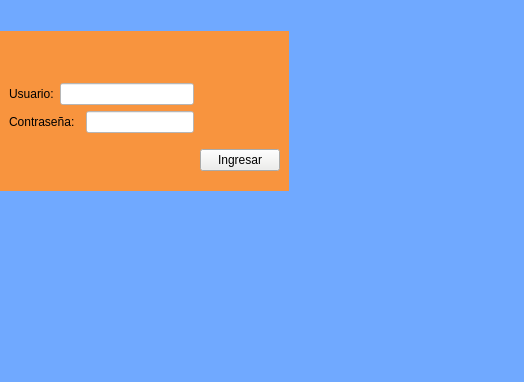
First picture: the form in prueba01/mainwindow.ui, repository khr1s25/ProyectoThelma, before the edit; both pictures show x 276 to 800 and y 218 to 600 of the 800 by 600 pixel window.
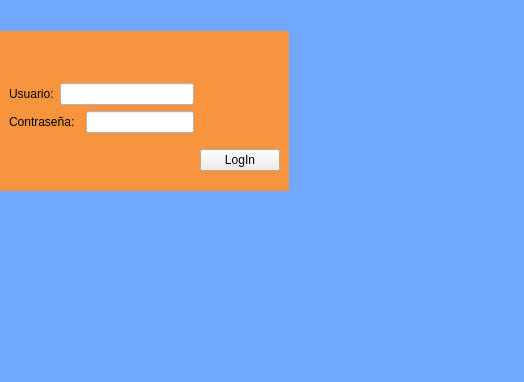
Second picture: the form after the edit.

What changed in the file:
```diff
--- a/prueba01/mainwindow.ui
+++ b/prueba01/mainwindow.ui
@@ -177,7 +177,7 @@
           <string notr="true">background-color: rgb(238, 238, 236);</string>
          </property>
          <property name="text">
-          <string>Ingresar</string>
+          <string>LogIn</string>
          </property>
         </widget>
        </item>
```
